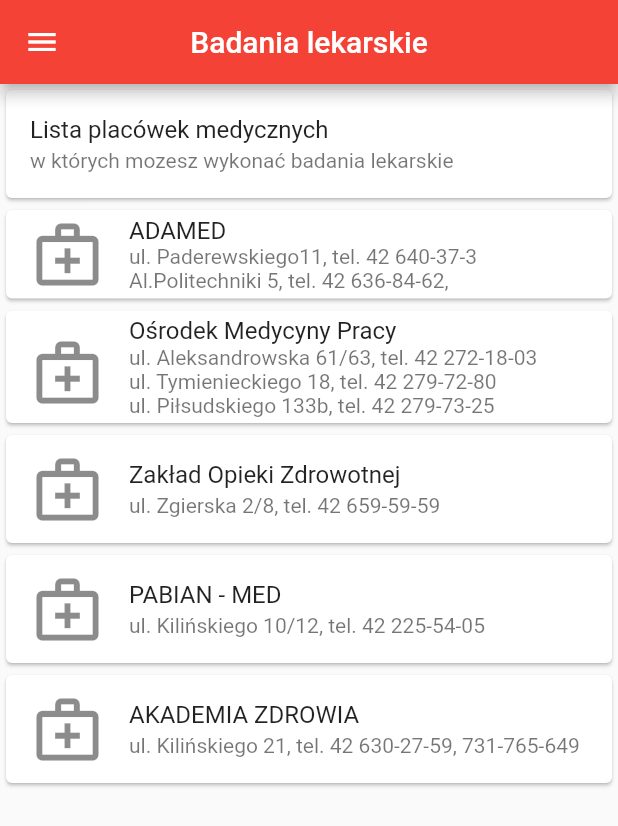
After one commit to cyngiel/PoliApp, a Flutter app: the MedicalPage screen opened directly, on a phone screen of 412 x 824 dp. The commit adds this screen. Shown: the top 826 px of the screen. Run offline on Flutter 3.47's test engine with Material 2 defaults, Android fonts, the phone set to English and light mode, and no system bars; our stand-ins replace cloud_firestore, expandable, firebase_core, table_calendar; accounts and stored records are empty.

Commit message:
mediacl page added

```diff
--- /dev/null
+++ b/lib/pages/medical_page.dart
@@ -0,0 +1,80 @@
+import 'package:poli_app/widgets/navigation_drawer_widget.dart';
+import 'package:flutter/material.dart';
+import 'package:expandable/expandable.dart';
+import 'package:url_launcher/url_launcher.dart';
+
+class MedicalPage extends StatelessWidget {
+  @override
+  Widget build(BuildContext context) => Scaffold(
+    drawer: NavigationDrawerWidget(),
+    appBar: AppBar(
+      title: Text('Badania lekarskie'),
+      centerTitle: true,
+      backgroundColor: Colors.red,
+    ),
+    body: ListView(
+      children:  const <Widget>[
+        Card(
+          child: ListTile(
+            //leading:  FlutterLogo(size: 56.0),
+            title: Text('Lista placówek medycznych'),
+            subtitle: Text('w których mozesz wykonać badania lekarskie'),
+          ),
+        ),
+        Card(
+          child: ListTile(
+            //leading:  FlutterLogo(size: 56.0),
+            leading: Icon(Icons.medical_services_outlined, size: 50,),
+            title: Text('ADAMED'),
+            subtitle: Text('ul. Paderewskiego11, tel. 42 640-37-3\nAl.Politechniki 5, tel. 42 636-84-62,'),
+            //onTap: () => _launchURL('https://nav.p.lodz.pl/'),
+          ),
+        ),
+        Card(
+          child: ListTile(
+            //leading:  FlutterLogo(size: 56.0),
+            leading: Icon(Icons.medical_services_outlined, size: 50,),
+            title: Text('Ośrodek Medycyny Pracy'),
+            subtitle: Text('ul. Aleksandrowska 61/63, tel. 42 272-18-03\nul. Tymienieckiego 18, tel. 42 279-72-80\nul. Piłsudskiego 133b, tel. 42 279-73-25'),
+            //onTap: () => _launchURL('https://nav.p.lodz.pl/'),
+          ),
+        ),
+        Card(
+          child: ListTile(
+            //leading:  FlutterLogo(size: 56.0),
+            leading: Icon(Icons.medical_services_outlined, size: 50,),
+            title: Text('Zakład Opieki Zdrowotnej'),
+            subtitle: Text('ul. Zgierska 2/8, tel. 42 659-59-59'),
+            //onTap: () => _launchURL('https://nav.p.lodz.pl/'),
+          ),
+        ),
+        Card(
+          child: ListTile(
+            //leading:  FlutterLogo(size: 56.0),
+            leading: Icon(Icons.medical_services_outlined, size: 50,),
+            title: Text('PABIAN - MED'),
+            subtitle: Text('ul. Kilińskiego 10/12, tel. 42 225-54-05'),
+            //onTap: () => _launchURL('https://nav.p.lodz.pl/'),
+          ),
+        ),
+        Card(
+          child: ListTile(
+            //leading:  FlutterLogo(size: 56.0),
+            leading: Icon(Icons.medical_services_outlined, size: 50,),
+            title: Text('AKADEMIA ZDROWIA'),
+            subtitle: Text('ul. Kilińskiego 21, tel. 42 630-27-59, 731-765-649'),
+            //onTap: () => _launchURL('https://nav.p.lodz.pl/'),
+          ),
+        ),
+      ],
+    ),
+  );
+
+  _launchURL(String url) async {
+    if (await canLaunch(url)) {
+      await launch(url);
+    } else {
+      throw 'Could not launch $url';
+    }
+  }
+}
--- a/lib/widgets/navigation_drawer_widget.dart
+++ b/lib/widgets/navigation_drawer_widget.dart
@@ -3,6 +3,7 @@ import 'package:poli_app/pages/faqs_page.dart';
 import 'package:poli_app/pages/findout.dart';
 import 'package:poli_app/pages/info_page.dart';
 import 'package:poli_app/pages/links_page.dart';
+import 'package:poli_app/pages/medical_page.dart';
 import 'package:poli_app/pages/user_page.dart';
 import 'package:flutter/material.dart';
 
@@ -61,6 +62,12 @@ class NavigationDrawerWidget extends StatelessWidget {
                     text: 'Przydatne linki',
                     icon: Icons.link,
                     onClicked: () => selectedItem(context, 2),
+                  ),
+                  const SizedBox(height: 16),
+                  buildMenuItem(
+                    text: 'Placówki medyczne',
+                    icon: Icons.link,
+                    onClicked: () => selectedItem(context, 5),
                   ),
                   const SizedBox(height: 24),
                   Divider(color: Colors.white70),
@@ -160,6 +167,11 @@ class NavigationDrawerWidget extends StatelessWidget {
           builder: (context) => InfoPage(),
         ));
         break;
+      case 5:
+        Navigator.of(context).push(MaterialPageRoute(
+          builder: (context) => MedicalPage(),
+        ));
+        break;
     }
   }
 }
```
